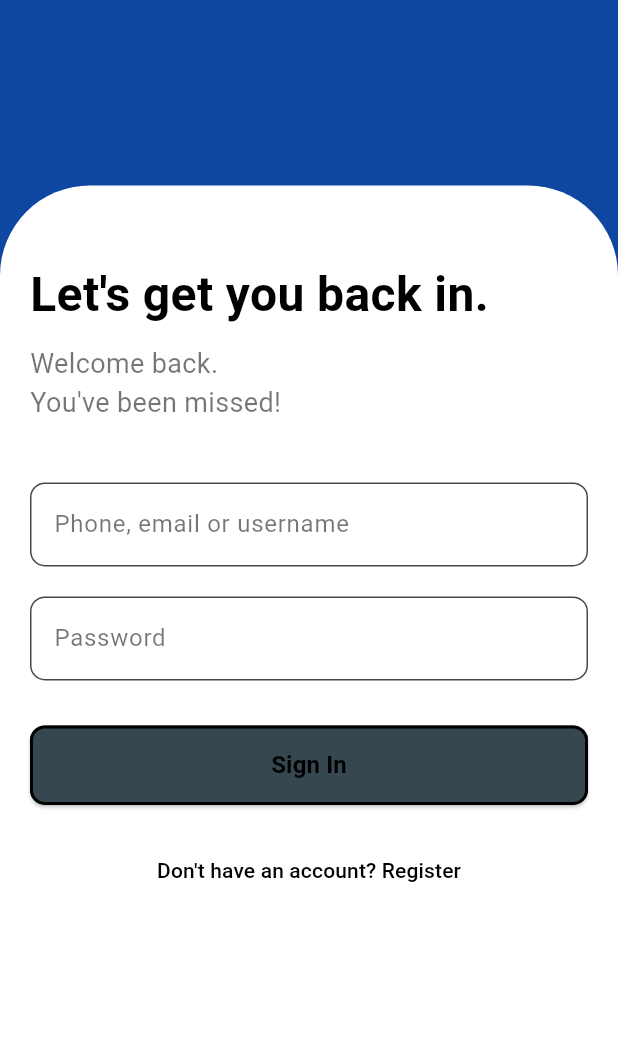
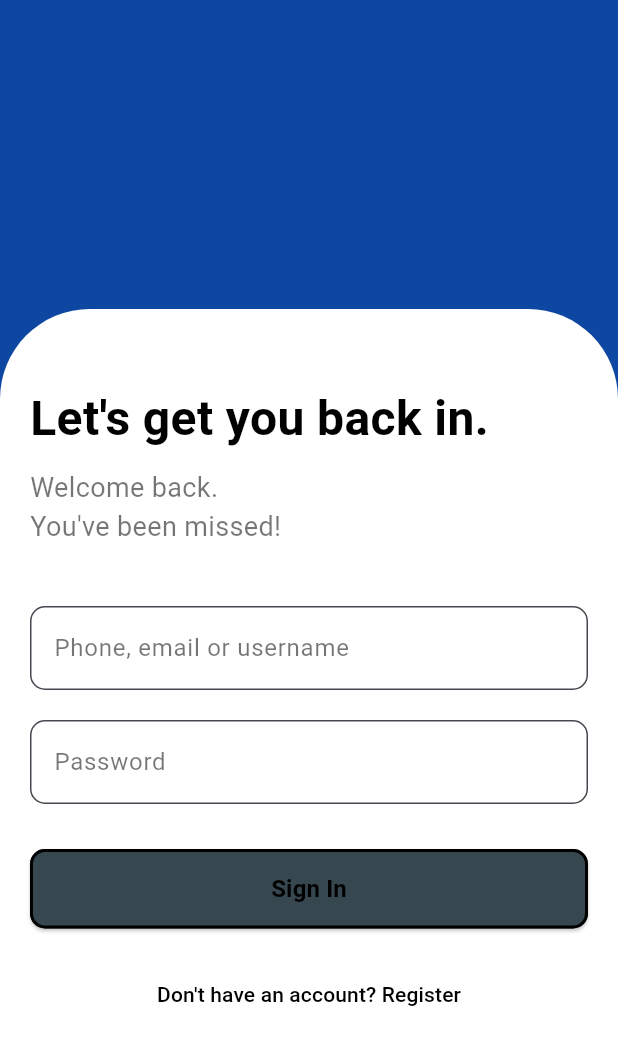
Before and after one commit to Tayebbb/AUSThir, a Flutter app: the screen it shows after launch, after a tap on "Sign In", on a phone screen of 412 x 824 dp. Shown: the top 1045 px of the screen. Run offline on Flutter 3.47's test engine with Material 3 defaults, Android fonts, the phone set to English and light mode, and no system bars.

Commit message:
Update login.dart
.25 ratio

```diff
--- a/lib/login.dart
+++ b/lib/login.dart
@@ -12,7 +12,7 @@ class SignIn extends StatelessWidget {
       body: Stack(
         children: [
           Positioned(
-            top: MediaQuery.of(context).size.height * 0.15,
+            top: MediaQuery.of(context).size.height * 0.25,
             left: 0,
             right: 0,
             bottom: 0,
```
